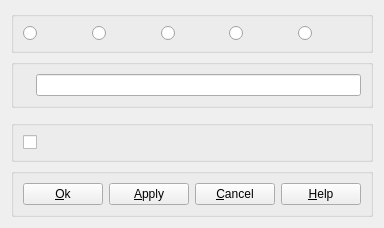
SalomePlatform/geom, file src/DlgRef/DlgRef_Skeleton_QTD.ui: the form before one commit.
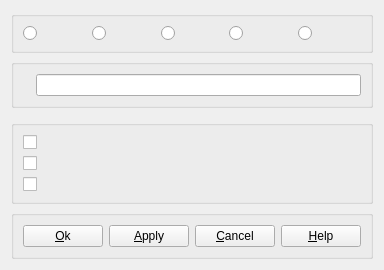
The form after the commit.

What changed in the file:
```diff
--- a/src/DlgRef/DlgRef_Skeleton_QTD.ui
+++ b/src/DlgRef/DlgRef_Skeleton_QTD.ui
@@ -121,7 +121,7 @@
      <property name="title" >
       <string/>
      </property>
-     <layout class="QHBoxLayout" >
+     <layout class="QVBoxLayout" >
       <item>
        <widget class="QCheckBox" name="CheckBoxRestoreSS" >
         <property name="text" >
@@ -129,6 +129,20 @@
         </property>
        </widget>
       </item>
+      <item>
+       <widget class="QCheckBox" name="CheckBoxAddPrefix" >
+        <property name="text" >
+         <string/>
+        </property>
+       </widget>
+      </item>
+      <item>
+       <widget class="QCheckBox" name="CheckBoxPreview" >
+        <property name="text" >
+         <string/>
+        </property>
+       </widget>
+      </item>
      </layout>
     </widget>
    </item>
```
Left out of the diff: 2 changed lines with no effect on the pictures.
